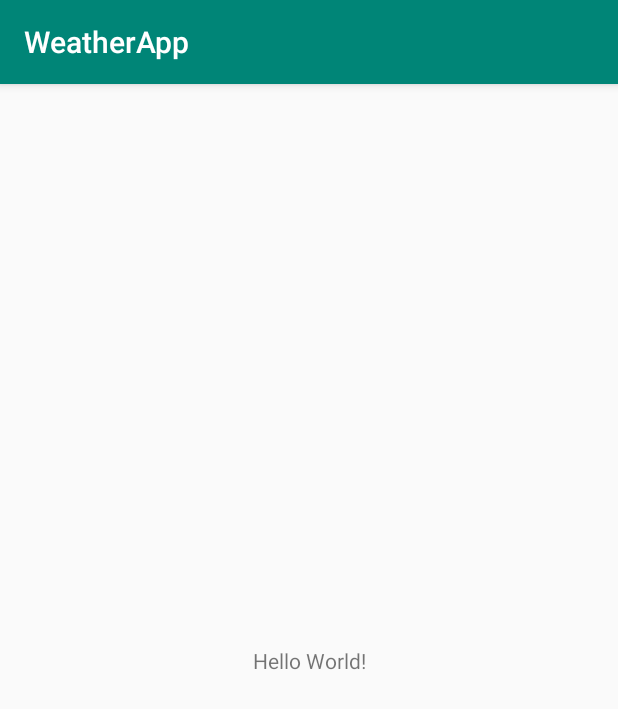
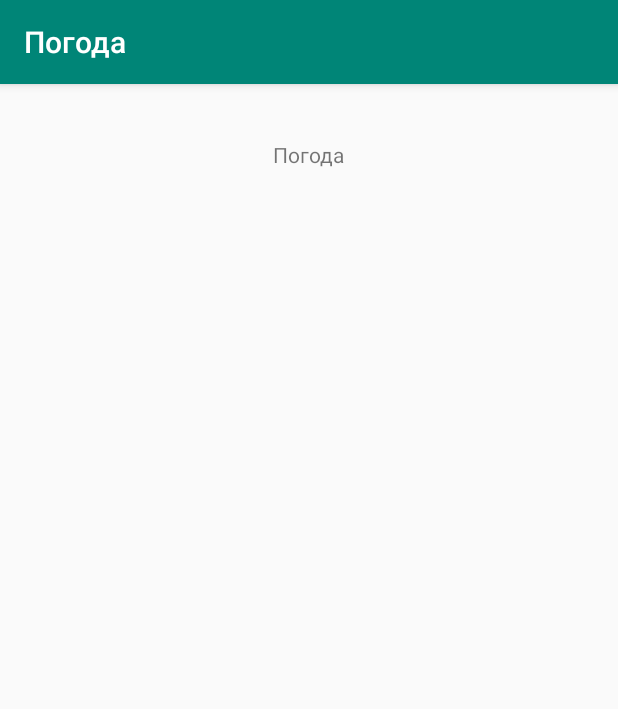
Before and after one commit to javaist/geekbrains-android-basics, an Android app: the screen it shows after launch (MainActivity), on a phone screen of 412 x 824 dp. Shown: the top 709 px of the screen. Run offline under Robolectric (Android 15) with nearby library versions, the phone set to English and light mode, and no system bars.

Commit message:
Lesson 1: Answer

```diff
--- a/app/src/main/AndroidManifest.xml
+++ b/app/src/main/AndroidManifest.xml
@@ -12,6 +12,7 @@
         <activity android:name=".MainActivity">
             <intent-filter>
                 <action android:name="android.intent.action.MAIN" />
+                <action android:name="android.intent.action.VIEW" />
 
                 <category android:name="android.intent.category.LAUNCHER" />
             </intent-filter>
--- a/app/src/main/res/layout/activity_main.xml
+++ b/app/src/main/res/layout/activity_main.xml
@@ -9,10 +9,11 @@
     <TextView
         android:layout_width="wrap_content"
         android:layout_height="wrap_content"
-        android:text="Hello World!"
+        android:text="@string/hello_message"
         app:layout_constraintBottom_toBottomOf="parent"
         app:layout_constraintLeft_toLeftOf="parent"
         app:layout_constraintRight_toRightOf="parent"
-        app:layout_constraintTop_toTopOf="parent" />
+        app:layout_constraintTop_toTopOf="parent"
+        app:layout_constraintVertical_bias="0.05" />
 
 </androidx.constraintlayout.widget.ConstraintLayout>
--- a/app/src/main/res/values/strings.xml
+++ b/app/src/main/res/values/strings.xml
@@ -1,3 +1,5 @@
 <resources>
-    <string name="app_name">WeatherApp</string>
+    <string name="app_name">Погода</string>
+    <string name="hello_message">Погода</string>
+
 </resources>
```
